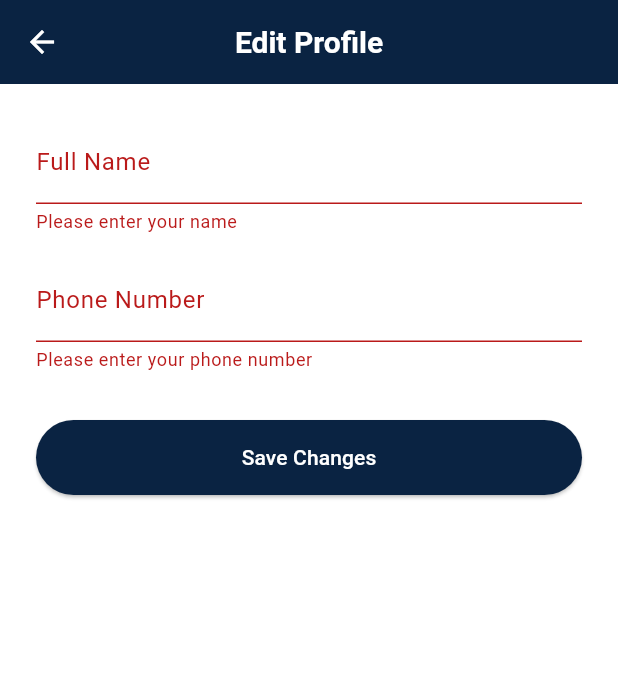
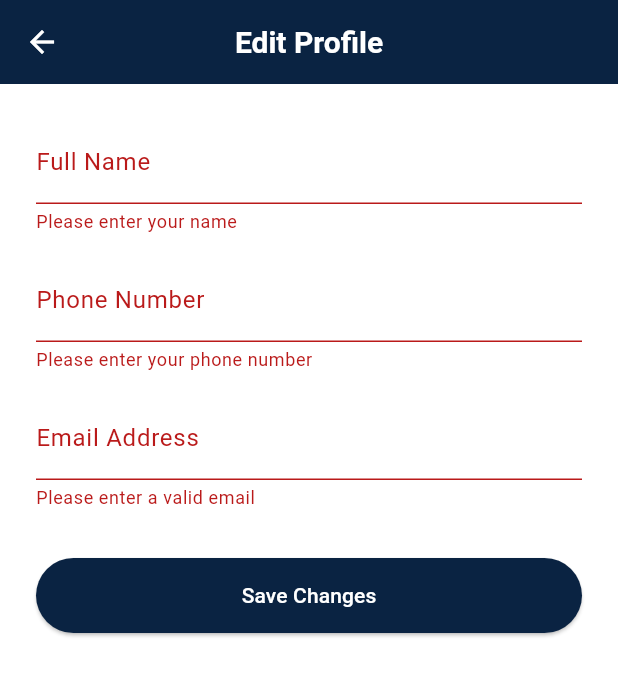
Before and after one commit to mohimenly1/sosApp, a Flutter app: the EditProfileScreen screen opened by its route, after a tap on "Save Changes", on a phone screen of 412 x 824 dp. Shown: the top 676 px of the screen. Run offline on Flutter 3.47's test engine with Material 3 defaults, Android fonts, the phone set to English and light mode, and no system bars; our stand-ins replace audioplayers, cloud_firestore, easy_localization, firebase_auth, firebase_core, firebase_messaging and 9 more; missing offline and left inert: firebase_app_check, record; accounts and stored records are empty; statements that could not run were skipped.

Commit message:
finish tasks

```diff
--- a/lib/screens/edit_profile_screen.dart
+++ b/lib/screens/edit_profile_screen.dart
@@ -14,8 +14,9 @@ class _EditProfileScreenState extends State<EditProfileScreen> {
   final _formKey = GlobalKey<FormState>();
   final _nameController = TextEditingController();
   final _phoneController = TextEditingController();
+  final _emailController = TextEditingController(); // For the new email field
   bool _isLoading = true;
-  final String? _userId = FirebaseAuth.instance.currentUser?.uid;
+  final User? _currentUser = FirebaseAuth.instance.currentUser;
 
   @override
   void initState() {
@@ -24,23 +25,25 @@ class _EditProfileScreenState extends State<EditProfileScreen> {
   }
 
   Future<void> _loadUserData() async {
-    if (_userId == null) {
+    if (_currentUser == null) {
       setState(() => _isLoading = false);
       return;
     }
     try {
       final userDoc = await FirebaseFirestore.instance
           .collection('users')
-          .doc(_userId)
+          .doc(_currentUser!.uid)
           .get();
       if (userDoc.exists) {
         final data = userDoc.data()!;
         _nameController.text = data['name'] ?? '';
         _phoneController.text = data['phone'] ?? '';
+        _emailController.text =
+            _currentUser!.email ?? ''; // Load email from Auth
       }
     } catch (e) {
       ScaffoldMessenger.of(context).showSnackBar(
-        SnackBar(content: Text('Failed to load profile data: $e').tr()),
+        SnackBar(content: Text('Failed to load profile data: $e')),
       );
     } finally {
       if (mounted) setState(() => _isLoading = false);
@@ -48,23 +51,57 @@ class _EditProfileScreenState extends State<EditProfileScreen> {
   }
 
   Future<void> _updateProfile() async {
-    if (!_formKey.currentState!.validate() || _userId == null) return;
+    if (!_formKey.currentState!.validate() || _currentUser == null) return;
 
     setState(() => _isLoading = true);
+
+    final newEmail = _emailController.text.trim();
+    final newName = _nameController.text.trim();
+    final newPhone = _phoneController.text.trim();
+
     try {
-      await FirebaseFirestore.instance.collection('users').doc(_userId).update({
-        'name': _nameController.text.trim(),
-        'phone': _phoneController.text.trim(),
+      // Step 1: Handle email change if it's different
+      if (newEmail != _currentUser!.email) {
+        await _currentUser!.verifyBeforeUpdateEmail(newEmail);
+        ScaffoldMessenger.of(context).showSnackBar(
+          const SnackBar(
+            content: Text(
+                'Verification link sent to your new email. Please verify to update.'),
+            backgroundColor: Colors.orange,
+          ),
+        );
+      }
+
+      // Step 2: Update Firestore data
+      await FirebaseFirestore.instance
+          .collection('users')
+          .doc(_currentUser!.uid)
+          .update({
+        'name': newName,
+        'phone': newPhone,
+        'email': newEmail, // Update email in Firestore as well
       });
+
       ScaffoldMessenger.of(context).showSnackBar(
-        SnackBar(
-            content: Text('Profile updated successfully!').tr(),
+        const SnackBar(
+            content: Text('Profile updated successfully!'),
             backgroundColor: Colors.green),
       );
       Navigator.of(context).pop();
+    } on FirebaseAuthException catch (e) {
+      String message = 'An error occurred.';
+      if (e.code == 'requires-recent-login') {
+        message =
+            'This action is sensitive and requires recent authentication. Please sign out and sign in again before updating your email.';
+      } else {
+        message = e.message ?? 'Failed to update profile.';
+      }
+      ScaffoldMessenger.of(context).showSnackBar(
+        SnackBar(content: Text(message), backgroundColor: Colors.red),
+      );
     } catch (e) {
       ScaffoldMessenger.of(context).showSnackBar(
-        SnackBar(content: Text('Failed to update profile: $e').tr()),
+        SnackBar(content: Text('Failed to update profile: $e')),
       );
     } finally {
       if (mounted) setState(() => _isLoading = false);
@@ -74,7 +111,7 @@ class _EditProfileScreenState extends State<EditProfileScreen> {
   @override
   Widget build(BuildContext context) {
     return Scaffold(
-      appBar: AppBar(title: Text('Edit Profile').tr()),
+      appBar: AppBar(title: const Text('Edit Profile')),
       body: _isLoading
           ? const Center(child: CircularProgressIndicator())
           : SingleChildScrollView(
@@ -99,15 +136,31 @@ class _EditProfileScreenState extends State<EditProfileScreen> {
                           ? 'Please enter your phone number'
                           : null,
                     ),
+                    const SizedBox(height: 16),
+                    // New TextFormField for email
+                    TextFormField(
+                      controller: _emailController,
+                      decoration:
+                          const InputDecoration(labelText: 'Email Address'),
+                      keyboardType: TextInputType.emailAddress,
+                      validator: (value) {
+                        if (value == null ||
+                            value.isEmpty ||
+                            !value.contains('@')) {
+                          return 'Please enter a valid email';
+                        }
+                        return null;
+                      },
+                    ),
                     const SizedBox(height: 32),
                     ElevatedButton(
-                      onPressed: _updateProfile,
+                      onPressed: _isLoading ? null : _updateProfile,
                       style: ElevatedButton.styleFrom(
                         backgroundColor: const Color(0xFF0A2342),
                         minimumSize: const Size(double.infinity, 50),
                       ),
-                      child: Text(tr('Save Changes'),
-                          style: const TextStyle(color: Colors.white)),
+                      child: const Text('Save Changes',
+                          style: TextStyle(color: Colors.white)),
                     ),
                   ],
                 ),
```
Also changed, not shown: assets/translations/ar.json (+14 -1 lines), assets/translations/en.json (+14 -1 lines), lib/screens/profile_screen.dart (+47 -28 lines), lib/screens/rescue_home_screen.dart (+13 -16 lines), lib/screens/settings_screen.dart (+6 -7 lines), lib/screens/weather_screen.dart (+12 -19 lines).
